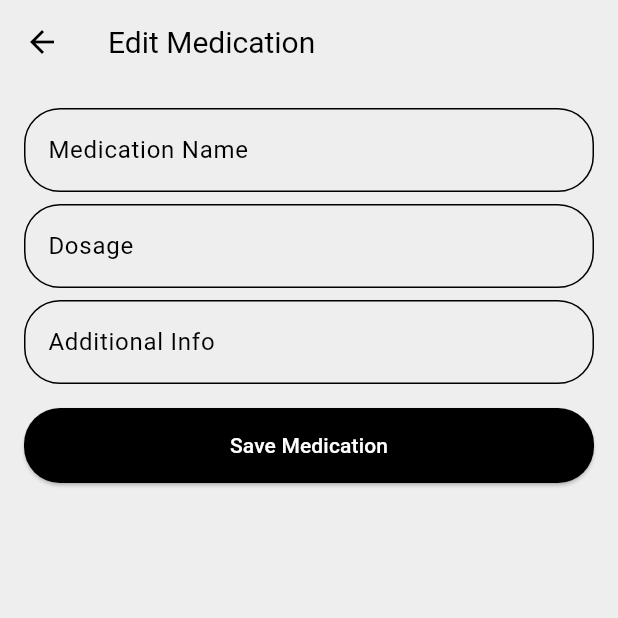
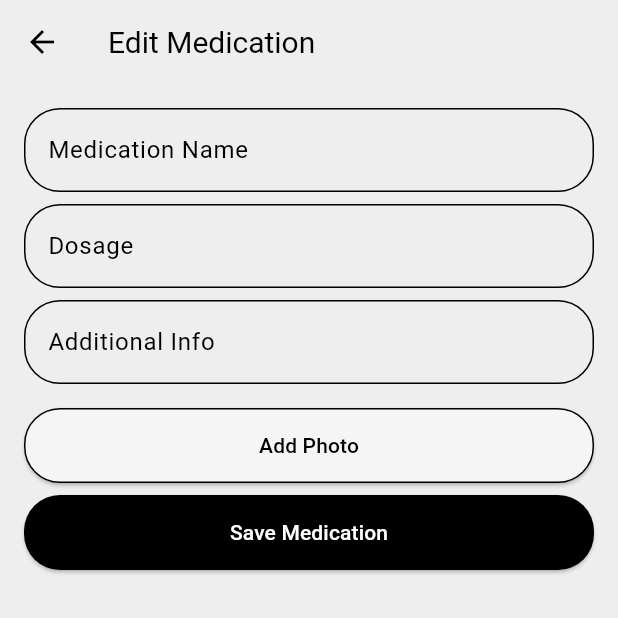
Before and after one commit to dhruva-dk/my-meds, a Flutter app: the EditMedicationPage screen opened directly with empty values, on a phone screen of 412 x 824 dp, the top half of it. Run offline on Flutter 3.47's test engine with Material 3 defaults, Android fonts, the phone set to English and light mode, and no system bars; our stand-ins replace image_picker, permission_handler, shared_preferences, sqflite; accounts and stored records are empty.

Commit message:
finished first implementation of image saving
no OCR, just images

```diff
--- a/lib/database/database.dart
+++ b/lib/database/database.dart
@@ -46,9 +46,9 @@ class DatabaseHelper {
         name TEXT NOT NULL,
         dosage TEXT NOT NULL,
         additionalInfo TEXT NOT NULL,
-        imageUrl TEXT // New column for image URL
+        imageUrl TEXT
       )
-    ''');
+    '''); // New column for image URL
   }
 
   // Handle database upgrades
--- a/lib/local_service/image_service.dart
+++ b/lib/local_service/image_service.dart
@@ -10,8 +10,10 @@ import 'package:permission_handler/permission_handler.dart';
 import 'package:provider/provider.dart';
 
 class ImageService {
-  static Future<void> handleTakePhoto(BuildContext context,
-      {Medication? medication}) async {
+  static Future<void> handleTakePhoto(
+    BuildContext context, {
+    Medication? medication,
+  }) async {
     var status = await Permission.camera.status;
     if (!status.isGranted) {
       status = await Permission.camera.request();
@@ -45,6 +47,7 @@ class ImageService {
 
     Provider.of<MedicationProvider>(context, listen: false)
         .addMedication(newMedication);
+
     Navigator.popUntil(context, (Route<dynamic> route) => route.isFirst);
   }
 
@@ -54,7 +57,7 @@ class ImageService {
         imageUrl: imagePath); // Assuming copyWith method is implemented
     Provider.of<MedicationProvider>(context, listen: false)
         .updateMedication(updatedMedication);
-    Navigator.pop(context);
+    //Navigator.pop(context); // don't pop if updating image, as we want to stay on the page.
   }
 
   static void _showPermissionDeniedDialog(BuildContext context) {
--- a/lib/ui/editmedication.dart
+++ b/lib/ui/editmedication.dart
@@ -1,4 +1,7 @@
+import 'dart:io';
+
 import 'package:flutter/material.dart';
+import 'package:medication_tracker/local_service/image_service.dart';
 import 'package:medication_tracker/model/medication_model.dart';
 import 'package:medication_tracker/providers/medication_provider.dart';
 import 'package:provider/provider.dart';
@@ -69,8 +72,15 @@ class _EditMedicationPageState extends State<EditMedicationPage> {
     }
   }
 
+  void _handleTakePhoto() async {
+    await ImageService.handleTakePhoto(context,
+        medication: widget.medication); //don't navigate back
+  }
+
   @override
   Widget build(BuildContext context) {
+    bool hasImage = widget.medication.imageUrl.isNotEmpty;
+
     return Scaffold(
       appBar: AppBar(
         title: Text('Edit Medication'),
@@ -110,7 +120,39 @@ class _EditMedicationPageState extends State<EditMedicationPage> {
                   decoration: _inputDecoration('Additional Info'),
                   // No validation for Additional Info as it's optional
                 ),
+                if (hasImage) const SizedBox(height: 16),
+                if (hasImage)
+                  ClipRRect(
+                    borderRadius: BorderRadius.circular(24),
+                    child: Image.file(
+                      File(widget.medication.imageUrl),
+                      fit: BoxFit.contain,
+                      width: double.infinity,
+                      height: 300,
+                    ),
+                  ),
                 SizedBox(height: 16),
+                ElevatedButton(
+                  onPressed: () {
+                    _handleTakePhoto(); // take photo and display snackbar to successfully update
+                    ScaffoldMessenger.of(context).showSnackBar(
+                      const SnackBar(
+                        content: Text('Successfully added photo.'),
+                      ),
+                    );
+                  },
+                  child: Text(hasImage ? 'Retake Photo' : 'Add Photo'),
+                  style: ElevatedButton.styleFrom(
+                    side: BorderSide(color: Colors.black),
+                    backgroundColor: Colors.grey[100],
+                    foregroundColor: Colors.black,
+                    shape: RoundedRectangleBorder(
+                      borderRadius: BorderRadius.circular(24),
+                    ),
+                    minimumSize: const Size(double.infinity, 50),
+                  ),
+                ),
+                const SizedBox(height: 8),
                 ElevatedButton(
                   onPressed: () => _saveMedication(context),
                   child: Text('Save Medication'),
--- a/lib/ui/homeview.dart
+++ b/lib/ui/homeview.dart
@@ -26,10 +26,6 @@ class HomeScreen extends StatelessWidget {
     return Scaffold(
       backgroundColor: Colors.black,
       body: SafeArea(
-        top: true,
-        left: false,
-        right: false,
-        bottom: false,
         child: Column(
           crossAxisAlignment: CrossAxisAlignment.start,
           children: <Widget>[
--- a/lib/widgets/med_tile.dart
+++ b/lib/widgets/med_tile.dart
@@ -59,7 +59,7 @@ class MedicationTile extends StatelessWidget {
             ),
           ),
           if (hasImage) ...[
-            //const SizedBox(width: 0), // Spacing between text and image
+            const SizedBox(width: 16), // Spacing between text and image
             ClipRRect(
               borderRadius: BorderRadius.circular(8),
               child: Image.file(
```
Also changed, not shown: lib/ui/fdasearch.dart (+6 -5 lines).
